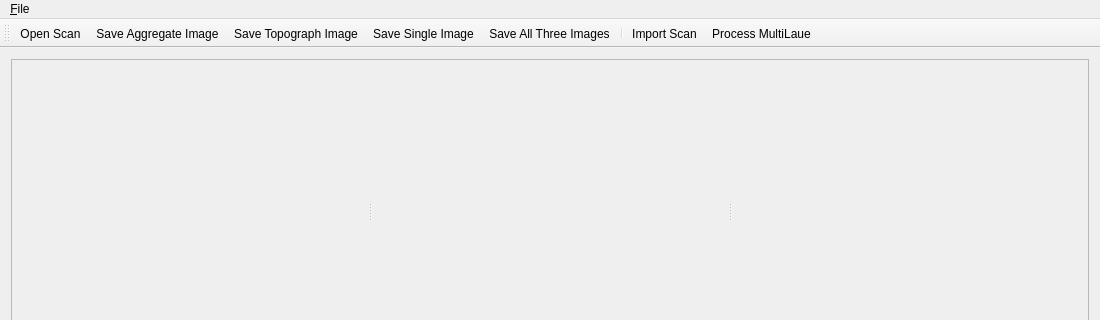
ZGainsforth/MultiLaue, file MultiLaueGui/multilauemainwindow.ui: the form before one commit; both pictures show x 0 to 1100 and y 0 to 320 of the 1100 by 551 pixel window.
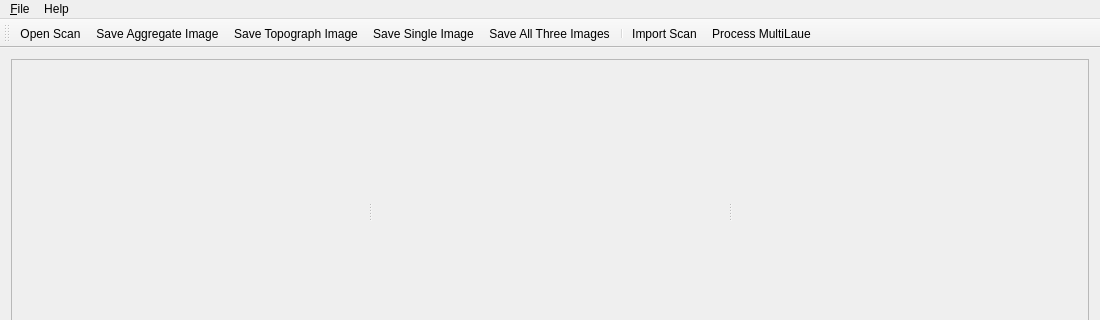
The form after the commit. Icons and pictures are not drawn.

```diff
--- a/MultiLaueGui/multilauemainwindow.ui
+++ b/MultiLaueGui/multilauemainwindow.ui
@@ -142,8 +142,17 @@
     <addaction name="separator"/>
     <addaction name="action_Import_Scan"/>
     <addaction name="actionProcess_MultiLaue"/>
+    <addaction name="separator"/>
+    <addaction name="actionClose"/>
+   </widget>
+   <widget class="QMenu" name="menuHelp">
+    <property name="title">
+     <string>Help</string>
+    </property>
+    <addaction name="actionOpen_GitHub_Website"/>
    </widget>
    <addaction name="menu_File"/>
+   <addaction name="menuHelp"/>
   </widget>
   <widget class="QToolBar" name="mainToolBar">
    <attribute name="toolBarArea">
```
Left out of the diff: 10 changed lines with no effect on the pictures.
